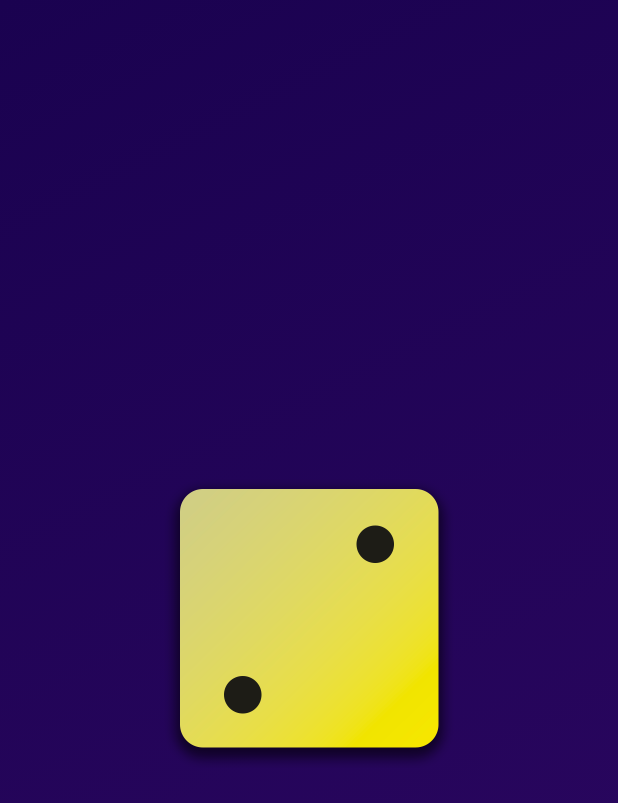
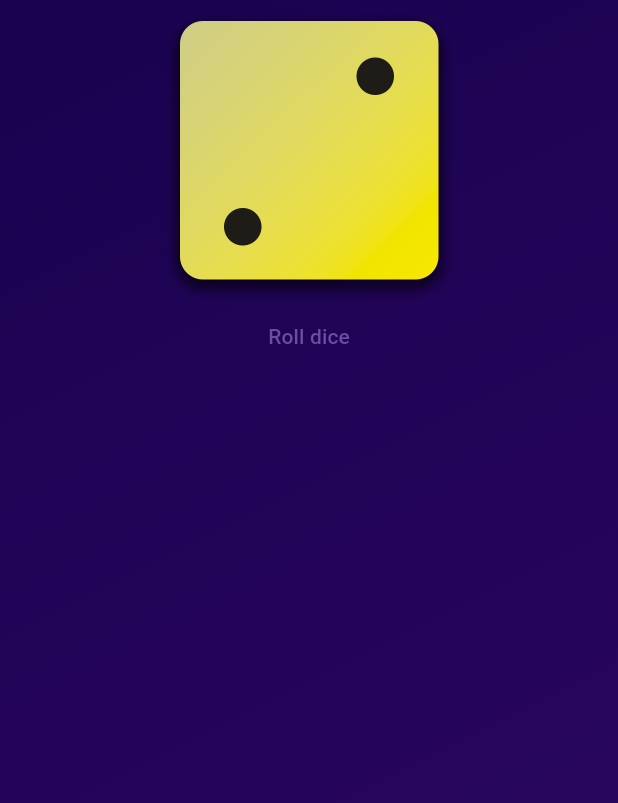
Before and after one commit to lancekian12/Roll-Dice-App, a Flutter app: the screen it shows after launch, on a phone screen of 412 x 824 dp. Shown: the top 803 px of the screen. Run offline on Flutter 3.47's test engine with Material 3 defaults, Android fonts, the phone set to English and light mode, and no system bars.

Commit message:
adding a button and a function into it

```diff
--- a/lib/gradient_container.dart
+++ b/lib/gradient_container.dart
@@ -14,6 +14,10 @@ class GradientContainer extends StatelessWidget {
   final Color color1;
   final Color color2;
 
+  void rollDice() {
+    // Code
+  }
+
   @override
   Widget build(context) {
     return Container(
@@ -25,7 +29,12 @@ class GradientContainer extends StatelessWidget {
         ),
       ),
       child: Center(
-        child: Image.asset('assets/images/dice-2.png', width: 200),
+        child: Column(
+          children: [
+            Image.asset('assets/images/dice-2.png', width: 200),
+            TextButton(onPressed: rollDice, child: const Text('Roll dice'))
+          ],
+        ),
       ),
     );
   }
```
